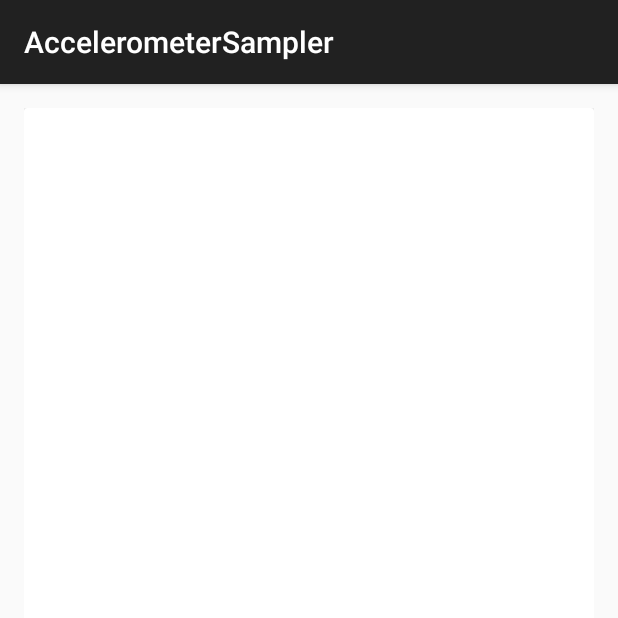
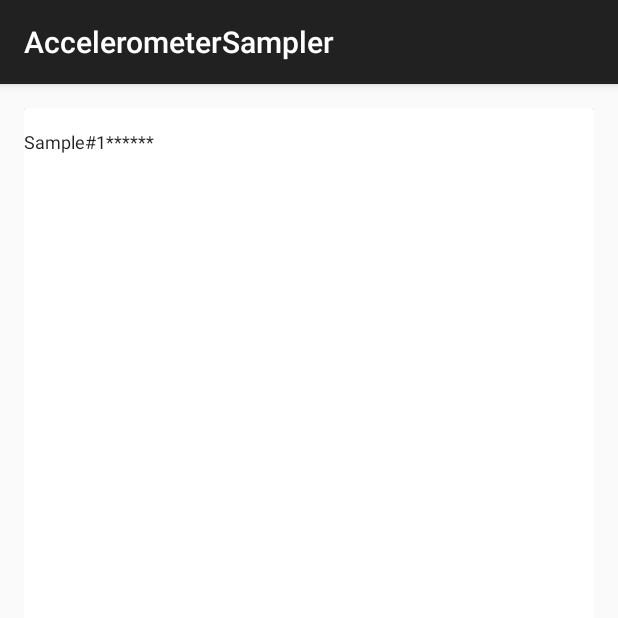
Before and after one commit to Levi-Moreira/AccelerometerSampler, an Android app: the screen it shows after launch (MainActivity), after a tap on "START SAMPLING", on a phone screen of 412 x 824 dp, the top half of it. Run offline under Robolectric (Android 15) with nearby library versions, the phone set to English and light mode, and no system bars; our stand-ins replace ButterKnife; libraries missing offline, so code that uses them is left out: com.karumi.dexter; 1 statement that could not run was skipped.

Commit message:
some improvements

```diff
--- a/app/src/main/AndroidManifest.xml
+++ b/app/src/main/AndroidManifest.xml
@@ -1,6 +1,7 @@
 <?xml version="1.0" encoding="utf-8"?>
 <manifest xmlns:android="http://schemas.android.com/apk/res/android"
     package="detel.ifce.com.accelerometersampler">
+
     <uses-permission android:name="android.permission.WRITE_EXTERNAL_STORAGE" />
     <application
         android:allowBackup="true"
@@ -8,7 +9,9 @@
         android:label="@string/app_name"
         android:supportsRtl="true"
         android:theme="@style/AppTheme">
-        <activity android:name=".MainActivity">
+        <activity
+            android:name=".MainActivity"
+            android:windowSoftInputMode="stateHidden">
             <intent-filter>
                 <action android:name="android.intent.action.MAIN" />
 
--- a/app/src/main/java/detel/ifce/com/accelerometersampler/MainActivity.java
+++ b/app/src/main/java/detel/ifce/com/accelerometersampler/MainActivity.java
@@ -51,8 +51,8 @@ public class MainActivity extends AppCompatActivity implements SensorEventListen
 
     @BindView(R.id.output)
     EditText mOutputArea;
-    private int sampleCount = 0;
-    private int sessionCOunt = 0;
+    private int sampleCount = 1;
+    private int sessionCOunt = 1;
 
     Context theContext;
 
@@ -171,7 +171,9 @@ public class MainActivity extends AppCompatActivity implements SensorEventListen
         mDataX.clear();
         mDataY.clear();
         mDataZ.clear();
+        mOutputArea.append("\nSample#"+sampleCount++ +"******\n");
         mSampleOn = true;
+
     }
 
 
@@ -198,7 +200,7 @@ public class MainActivity extends AppCompatActivity implements SensorEventListen
         mDataFinalX.add(X);
         mDataFinalY.add(Y);
         mDataFinalZ.add(Z);
-        mOutputArea.append("\nSample#"+sampleCount++ +"******\n");
+
     }
     @OnClick(R.id.finish_sampling)
     public void finishSamplingBtn() {
@@ -207,7 +209,7 @@ public class MainActivity extends AppCompatActivity implements SensorEventListen
             public void onPermissionsChecked(MultiplePermissionsReport report) {
                 if (report.areAllPermissionsGranted()) {
                     //final Calendar t = Calendar.getInstance();
-                    mOutputArea.append("\nSession#"+sessionCOunt+"-------------------------------------");
+                    mOutputArea.append("\n-------------------------------------SESSION#"+sessionCOunt+"-------------------------------------");
                     String fileName = "Sample Session#" + sessionCOunt++ + ".csv";
                     generateNoteOnSD(fileName, mDataFinalX, mDataFinalY, mDataFinalZ);
                     mDataFinalX.clear();
--- a/app/src/main/res/layout/activity_main.xml
+++ b/app/src/main/res/layout/activity_main.xml
@@ -28,7 +28,6 @@
             android:scrollbars="vertical"
             android:lines="18"
             android:textSize="12dp"
-
             android:scrollHorizontally="false"/>
     </android.support.v7.widget.CardView>
 
```
